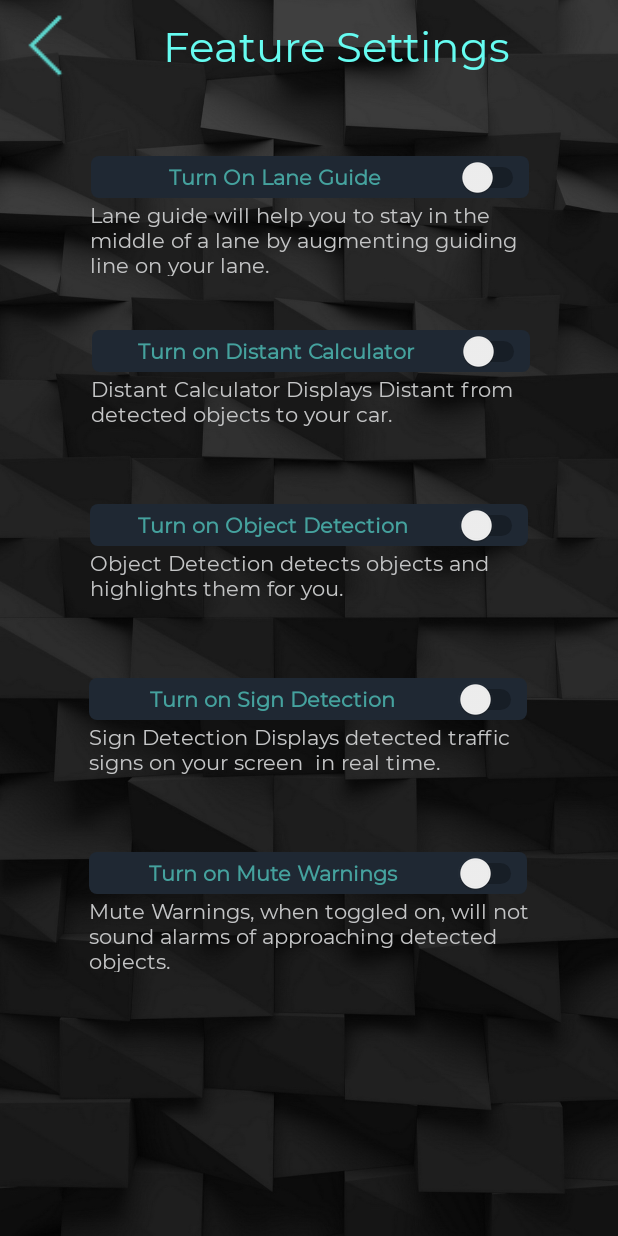
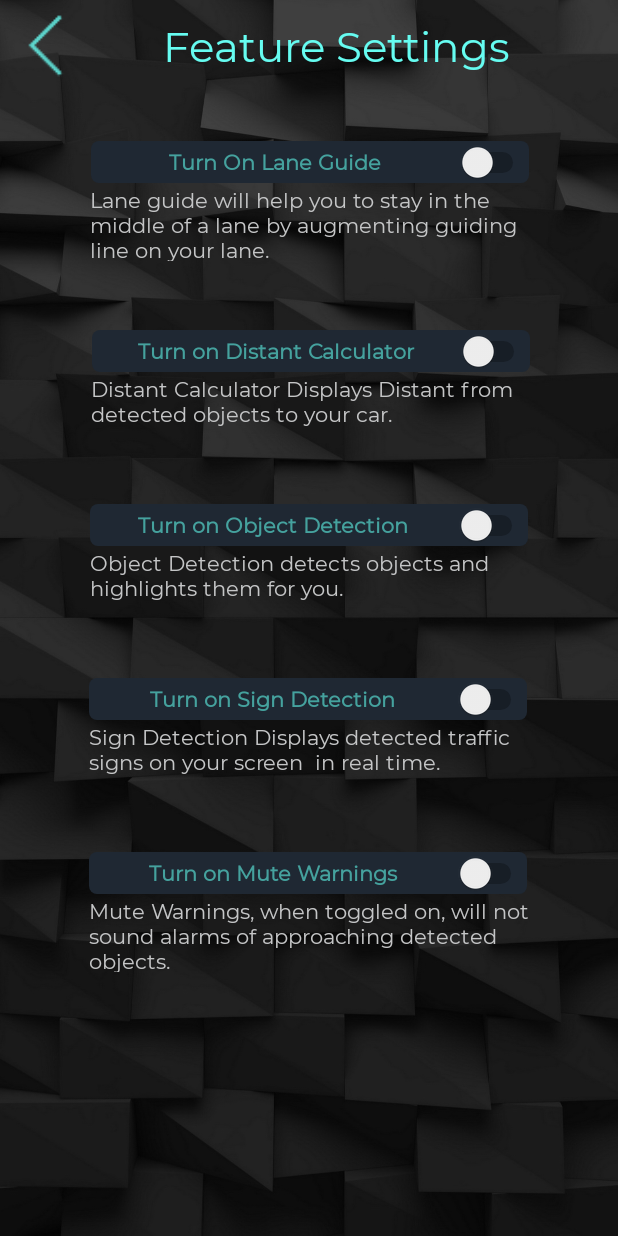
Before and after one commit to ZakaTiwana/Drivers-Assistant, an Android app: the FeatureSettings screen opened directly, with no data from a screen before it, on a phone screen of 412 x 824 dp. Run offline under Robolectric (Android 15) with nearby library versions, the phone set to English and light mode, and no system bars.

Commit message:
Minor Ui Updation/fixes.

```diff
--- a/app/src/main/res/layout/activity_feature_settings.xml
+++ b/app/src/main/res/layout/activity_feature_settings.xml
@@ -48,7 +48,7 @@
         android:id="@+id/textView6"
         android:layout_width="292dp"
         android:layout_height="50dp"
-        android:layout_marginTop="134dp"
+        android:layout_marginTop="124dp"
         android:text="Lane guide will help you to stay in the middle of a lane by augmenting guiding line on your lane."
         android:textColor="@color/light_grey"
         app:layout_constraintEnd_toEndOf="parent"
@@ -72,8 +72,9 @@
         android:id="@+id/switch1"
         android:layout_width="292dp"
         android:layout_height="28dp"
-        android:layout_marginTop="104dp"
+        android:layout_marginTop="94dp"
         android:background="@drawable/custom_border"
+        android:theme="@style/SwitchTheme"
         android:text="Turn On Lane Guide"
         android:textAlignment="center"
         android:textColor="@color/dark_teal"
@@ -89,6 +90,7 @@
         android:layout_height="28dp"
         android:layout_marginTop="220dp"
         android:background="@drawable/custom_border"
+        android:theme="@style/SwitchTheme"
         android:text="Turn on Distant Calculator"
         android:textAlignment="center"
         android:textColor="@color/dark_teal"
@@ -104,6 +106,7 @@
         android:layout_height="28dp"
         android:layout_marginTop="336dp"
         android:background="@drawable/custom_border"
+        android:theme="@style/SwitchTheme"
         android:text="Turn on Object Detection"
         android:textAlignment="center"
         android:textColor="@color/dark_teal"
@@ -118,6 +121,7 @@
         android:layout_height="28dp"
         android:layout_marginTop="452dp"
         android:background="@drawable/custom_border"
+        android:theme="@style/SwitchTheme"
         android:text="Turn on Sign Detection"
         android:textAlignment="center"
         android:textColor="@color/dark_teal"
@@ -133,6 +137,7 @@
         android:layout_height="28dp"
         android:layout_marginTop="568dp"
         android:background="@drawable/custom_border"
+        android:theme="@style/SwitchTheme"
         android:text="Turn on Mute Warnings"
         android:textAlignment="center"
         android:textColor="@color/dark_teal"
--- a/app/src/main/res/layout/activity_home_settings.xml
+++ b/app/src/main/res/layout/activity_home_settings.xml
@@ -15,6 +15,7 @@
         android:layout_height="28dp"
         android:layout_marginTop="138dp"
         android:background="@drawable/custom_border"
+        android:theme="@style/SwitchTheme"
         android:text="Allow Accident Detector Features"
         android:textAlignment="center"
         android:textColor="@color/dark_teal"
@@ -29,6 +30,7 @@
         android:layout_height="28dp"
         android:layout_marginTop="296dp"
         android:background="@drawable/custom_border"
+        android:theme="@style/SwitchTheme"
         android:text="Allow Voice Commands"
         android:textAlignment="center"
         android:textColor="@color/dark_teal"
--- a/app/src/main/res/values/styles.xml
+++ b/app/src/main/res/values/styles.xml
@@ -8,5 +8,8 @@
         <item name="colorAccent">@color/colorAccent</item>
         <item name="android:fontFamily">@font/montserrat2</item>
     </style>
+    <style name="SwitchTheme" parent="Theme.AppCompat.Light">
+        <item name="android:colorControlActivated">@color/light_teal</item>
+    </style>
 
 </resources>
```
